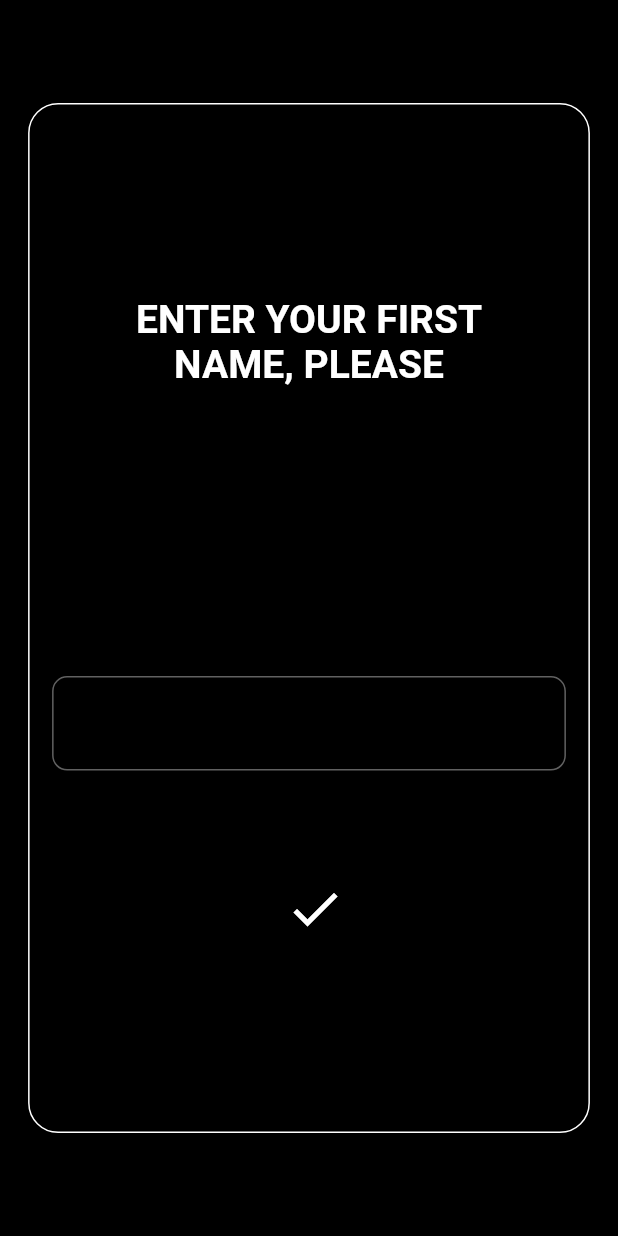
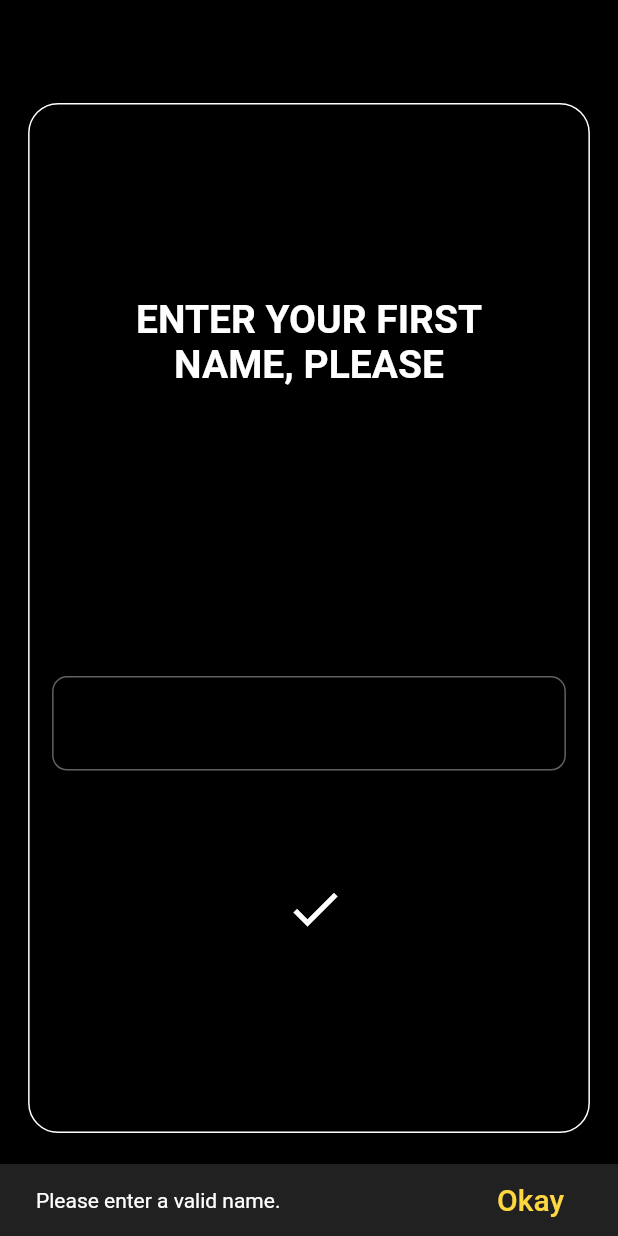
Before and after one commit to akshansh2000/beacon, a Flutter app: the screen it shows after launch, after a tap on the "check" icon, on a phone screen of 412 x 824 dp. Run offline on Flutter 3.47's test engine with Material 2 defaults, Android fonts, the phone set to English and light mode, and no system bars; our stand-ins replace shared_preferences, uni_links.

Commit message:
added snackbar on empty name

```diff
--- /dev/null
+++ b/lib/components/custom_snackbar.dart
@@ -0,0 +1,18 @@
+import 'package:flutter/material.dart';
+
+SnackBar CustomSnackbar(String text, ScaffoldState scaffoldState) {
+  return SnackBar(
+    backgroundColor: Colors.grey[900],
+    content: Text(
+      text,
+      style: TextStyle(
+        color: Colors.white,
+      ),
+    ),
+    action: SnackBarAction(
+      label: "Okay",
+      onPressed: () => scaffoldState.hideCurrentSnackBar(),
+      textColor: Colors.amberAccent,
+    ),
+  );
+}
--- a/lib/components/prefs.dart
+++ b/lib/components/prefs.dart
@@ -13,7 +13,7 @@ class PrefsFunctions {
     prefs = await SharedPreferences.getInstance();
   }
 
-  updatePrefs(key, value) {
+  updatePrefs(String key, value) {
     switch (value.runtimeType) {
       case int:
         prefs.setInt(key, value);
--- a/lib/screens/home_screen/view.dart
+++ b/lib/screens/home_screen/view.dart
@@ -24,8 +24,14 @@ class _HomeScreenState extends State<HomeScreen> {
               mainAxisAlignment: MainAxisAlignment.center,
               children: <Widget>[
                 Text(
-                  prefsInstance.prefs.getString("name") ?? "EDIT NAME",
+                  prefsInstance.prefs.getString("name").toUpperCase() ??
+                      "EDIT NAME",
                   style: textTheme.headline,
+                ),
+                SizedBox(width: 10),
+                IconButton(
+                  icon: Icon(Icons.edit),
+                  onPressed: () => Navigator.of(context).pushNamed("/name"),
                 ),
               ],
             ),
--- a/lib/screens/name_screen/view.dart
+++ b/lib/screens/name_screen/view.dart
@@ -1,6 +1,7 @@
 import 'package:flutter/material.dart';
 
 import 'package:beacon/components/common_container.dart';
+import 'package:beacon/components/custom_snackbar.dart';
 import 'package:beacon/components/prefs.dart';
 
 class NameScreen extends StatefulWidget {
@@ -13,13 +14,21 @@ class NameScreen extends StatefulWidget {
 }
 
 class _NameScreenState extends State<NameScreen> {
-  TextEditingController _textEditingController;
+  final _textEditingController = TextEditingController();
+  final scaffoldKey = GlobalKey<ScaffoldState>();
+
+  @override
+  void initState() {
+    super.initState();
+    _textEditingController.text = prefsInstance.prefs.getString("name") ?? "";
+  }
 
   @override
   Widget build(BuildContext context) {
     final textTheme = Theme.of(context).textTheme;
 
     return Scaffold(
+      key: scaffoldKey,
       body: CommonContainer(
         heightFactor: 1.2,
         color: Colors.white,
@@ -57,10 +66,18 @@ class _NameScreenState extends State<NameScreen> {
                   prefsInstance.updatePrefs(
                       "name", _textEditingController.value.text);
 
-                    widget.shouldPop
+                  _textEditingController.value.text.isEmpty
+                      ? scaffoldKey.currentState.showSnackBar(
+                          CustomSnackbar(
+                            "Please enter a valid name.",
+                            scaffoldKey.currentState,
+                          ),
+                        )
+                      : widget.shouldPop
                           ? Navigator.of(context).pop()
                           : Navigator.of(context).pushReplacementNamed("/home");
-                  }),
+                },
+              ),
               Spacer(flex: 2),
             ],
           ),
```
Lines whose indentation alone changed are shown as unchanged.
